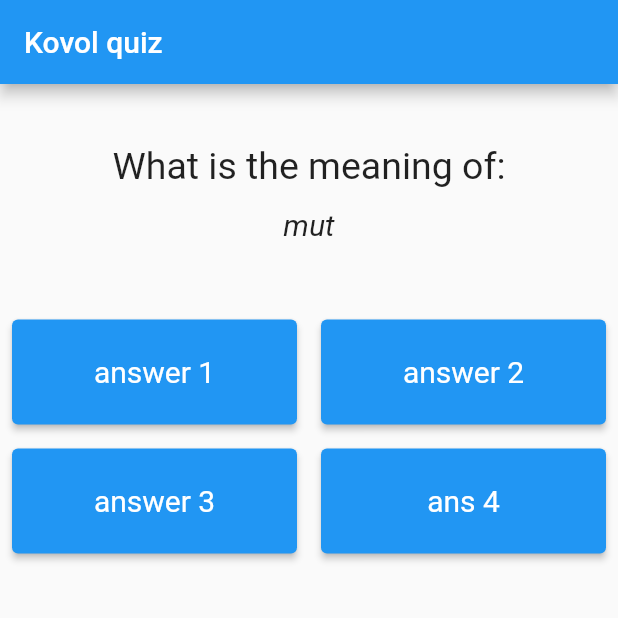
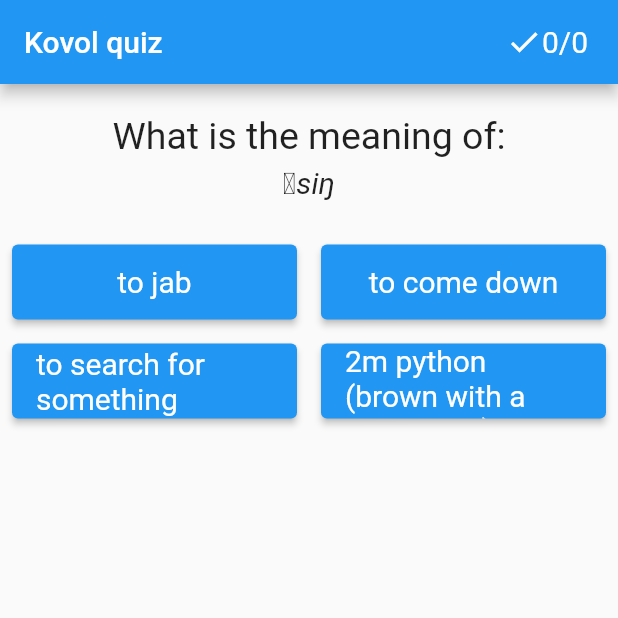
Before and after one commit to stevetasticsteve/flutter-kovol-quiz, a Flutter app: the screen it shows after launch, on a phone screen of 412 x 824 dp, the top half of it. Run offline on Flutter 3.47's test engine with Material 2 defaults, Android fonts, the phone set to English and light mode, and no system bars; our stand-ins replace csv.

Commit message:
working app

```diff
--- a/lib/main.dart
+++ b/lib/main.dart
@@ -1,7 +1,6 @@
-// import 'dart:ui';
+import 'package:flutter/services.dart' show rootBundle;
+import 'dart:math';
 import 'dart:io';
-import 'package:flutter/services.dart' show rootBundle;
-import 'dart:convert' show utf8;
 
 import 'package:flutter/material.dart';
 import 'package:csv/csv.dart';
@@ -12,15 +11,11 @@ void main() async {
   runApp(Quiz(data: data));
 }
 
-// List<List<dynamic>> data = [];
-
 loadCSV() async {
-  final rawData = await rootBundle.loadString('assets/data/test.csv');
+  final rawData = await rootBundle.loadString('assets/data/words.csv');
   List<List<dynamic>> listData = CsvToListConverter(eol: '\n').convert(rawData);
   return listData;
 }
-
-
 
 class Quiz extends StatefulWidget {
   final List data;
@@ -30,63 +25,144 @@ class Quiz extends StatefulWidget {
   _QuizState createState() => _QuizState();
 }
 
+class _QuizState extends State<Quiz> {
+  int correct = 0;
+  int total = 0;
+  bool? correctAnswer;
 
+  List pickOptions(data) {
+    data.shuffle();
+    List options = data.sublist(0, 4);
+    return options;
+  }
 
-class _QuizState extends State<Quiz> {
+  List pickQuestion(options) {
+    var random = Random();
+    return options[random.nextInt(options.length)];
+  }
+
+  void checkAnwer(question, buttonPress) {
+    if (question[1] == buttonPress) {
+      setState(() {
+        correctAnswer = true;
+      });
+      correct++;
+    } else {
+      setState(() {
+        correctAnswer = false;
+      });
+
+    }
+    total++;
+  }
+
   @override
   Widget build(BuildContext context) {
+    List _options = pickOptions(widget.data);
+    List _question = pickQuestion(_options);
     Widget quizQuestion = Container(
         child: Column(children: [
           const Text(
             'What is the meaning of:',
             style: const TextStyle(fontSize: 25),
           ),
-          Text(widget.data[1][0],
+          Text(_question[0],
               style: const TextStyle(
-                  fontSize: 20, height: 2, fontStyle: FontStyle.italic)),
+                  fontSize: 20, height: 1.5, fontStyle: FontStyle.italic)),
         ]),
-        margin: const EdgeInsets.all(40));
+        margin: const EdgeInsets.all(20));
 
     Widget answerButtons = Column(
-      // mainAxisAlignment: MainAxisAlignment.end,
-      // crossAxisAlignment: CrossAxisAlignment.center,
       children: [
         Row(
           children: [
-            _buildAnswerButton('answer 1'),
-            _buildAnswerButton('answer 2')
+            _buildAnswerButton(_options[0][1], _question),
+            _buildAnswerButton(_options[1][1], _question)
           ],
           mainAxisAlignment: MainAxisAlignment.center,
         ),
         Row(children: [
-          _buildAnswerButton('answer 3'),
-          _buildAnswerButton('ans 4')
+          _buildAnswerButton(_options[2][1], _question),
+          _buildAnswerButton(_options[3][1], _question)
         ], mainAxisAlignment: MainAxisAlignment.center),
       ],
     );
+
     return MaterialApp(
       title: 'Kovol quiz',
       home: Scaffold(
-        appBar: AppBar(
-          title: const Text('Kovol quiz'),
-        ),
+        appBar: AppBar(title: const Text('Kovol quiz'), actions: <Widget>[
+          Container(
+              margin: const EdgeInsets.only(right: 20.0),
+              child: Row(
+                  crossAxisAlignment: CrossAxisAlignment.center,
+                  mainAxisAlignment: MainAxisAlignment.spaceBetween,
+                  children: [
+                    Icon(Icons.done),
+                    Text('$correct/$total',
+                        style: const TextStyle(fontSize: 20)),
+                  ]))
+        ]),
         body: Center(
             child: Column(
-          children: [quizQuestion, answerButtons],
+          children: [
+            quizQuestion,
+            answerButtons,
+            AnswerWidget(answer: correctAnswer)
+          ],
         )),
       ),
     );
   }
 
-  Widget _buildAnswerButton(String label) {
+  Widget _buildAnswerButton(String label, List _question) {
     final buttonStyle =
         ElevatedButton.styleFrom(textStyle: const TextStyle(fontSize: 20));
     return Expanded(
         child: Container(
       child: ElevatedButton(
-          style: buttonStyle, onPressed: () {}, child: Text(label)),
+          style: buttonStyle,
+          onPressed: () {
+            checkAnwer(_question, '$label');
+          },
+          child: Text(label)),
       margin: const EdgeInsets.all(8),
-      height: 70,
+      height: 50,
     ));
   }
 }
+
+class AnswerWidget extends StatefulWidget {
+  const AnswerWidget({required this.answer, Key? key}) : super(key: key);
+  final bool? answer;
+  @override
+  _AnswerWidgetState createState() => _AnswerWidgetState();
+}
+
+class _AnswerWidgetState extends State<AnswerWidget> {
+  late String responseText;
+
+  void nextQuestion() {
+    print('next question');
+  }
+
+  @override
+  Widget build(BuildContext context) {
+    if (widget.answer == null) {
+      responseText = '';
+    } else if (widget.answer == true) {
+      responseText = 'Correct';
+    } else {
+      responseText = 'Wrong, tap to continue';
+    }
+    return GestureDetector(
+        onTap: nextQuestion,
+        child: Text(responseText,
+            style: TextStyle(
+              fontSize: 25,
+              fontWeight: FontWeight.bold,
+              height: 2,
+              color: widget.answer ?? true ? Colors.green : Colors.red,
+            )));
+  }
+}
```
